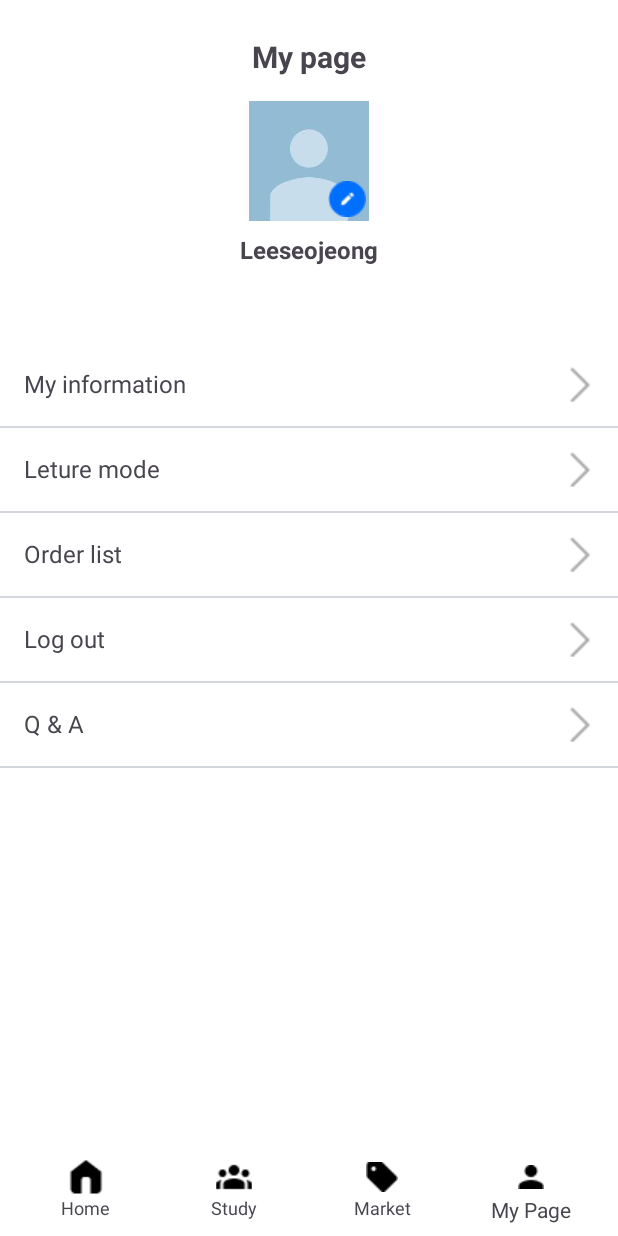
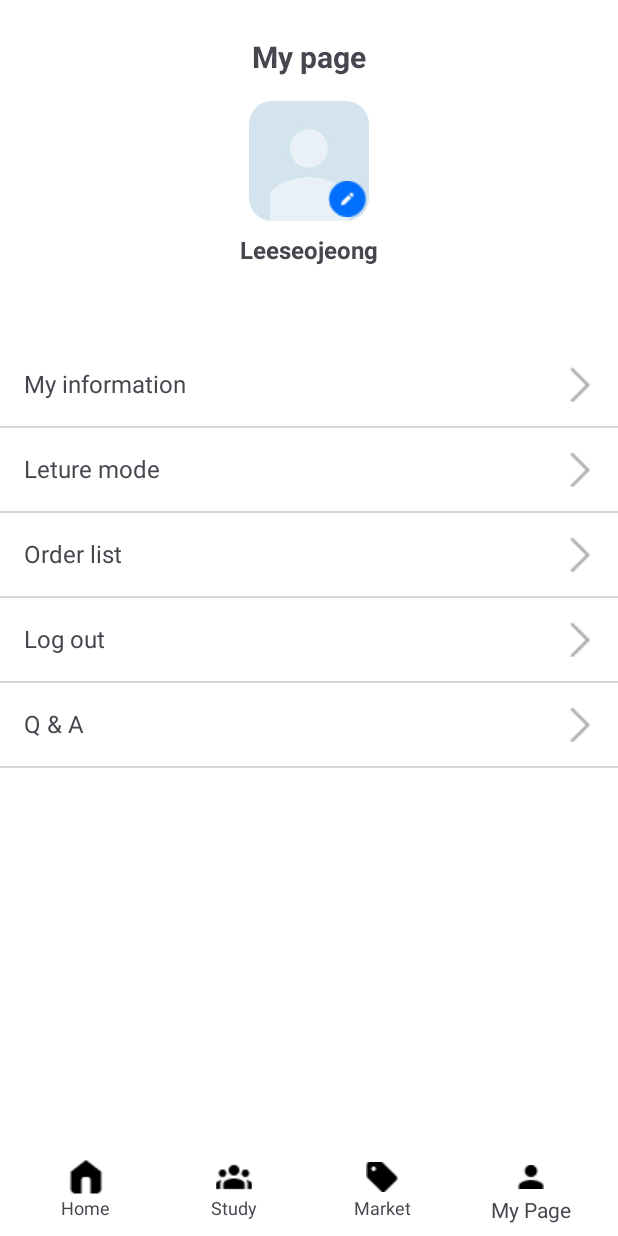
Before and after one commit to PlantInGreenhouse/MP_TermProject_1, an Android app: the mypage_6 screen opened directly, with no data from a screen before it, on a phone screen of 412 x 824 dp. Run offline under Robolectric (Android 15) with nearby library versions, the phone set to English and light mode, and no system bars; our stand-ins replace Firebase (no records; nobody signed in at launch, a user with empty details on screens opened directly).

Commit message:
profile, shopping item correction

```diff
--- a/app/src/main/res/layout/mypage_6.xml
+++ b/app/src/main/res/layout/mypage_6.xml
@@ -29,14 +29,17 @@
             android:layout_height="wrap_content"
             android:layout_gravity="center"
             android:layout_marginTop="16dp">
-
             <ImageView
                 android:id="@+id/profile_image"
                 android:layout_width="80dp"
                 android:layout_height="80dp"
+                android:layout_alignParentStart="true"
+                android:layout_centerVertical="true"
+                android:background="@drawable/rounded_corners"
                 android:src="@drawable/profile"
-                android:background="@drawable/rounded_corners"
-                android:scaleType="centerCrop" />
+                android:scaleType="centerCrop"
+                android:clipToOutline="true"
+                android:alpha="0.4"/>
 
             <ImageButton
                 android:id="@+id/edit_icon"
--- a/app/src/main/res/layout/shoppinglist_7.xml
+++ b/app/src/main/res/layout/shoppinglist_7.xml
@@ -46,7 +46,7 @@
             android:layout_width="wrap_content"
             android:layout_height="wrap_content"
             android:text="Total:"
-            android:textSize="18sp"
+            android:textSize="30sp"
             android:layout_alignParentStart="true"
             android:layout_centerVertical="true"
             android:textStyle="bold"/>
@@ -56,7 +56,7 @@
             android:layout_width="wrap_content"
             android:layout_height="wrap_content"
             android:text="0"
-            android:textSize="18sp"
+            android:textSize="30sp"
             android:layout_alignParentEnd="true"
             android:layout_centerVertical="true"
             android:textStyle="bold"/>
```
Also changed, not shown: app/src/main/res/layout/item_shoppinglist.xml (+33 -29 lines).
